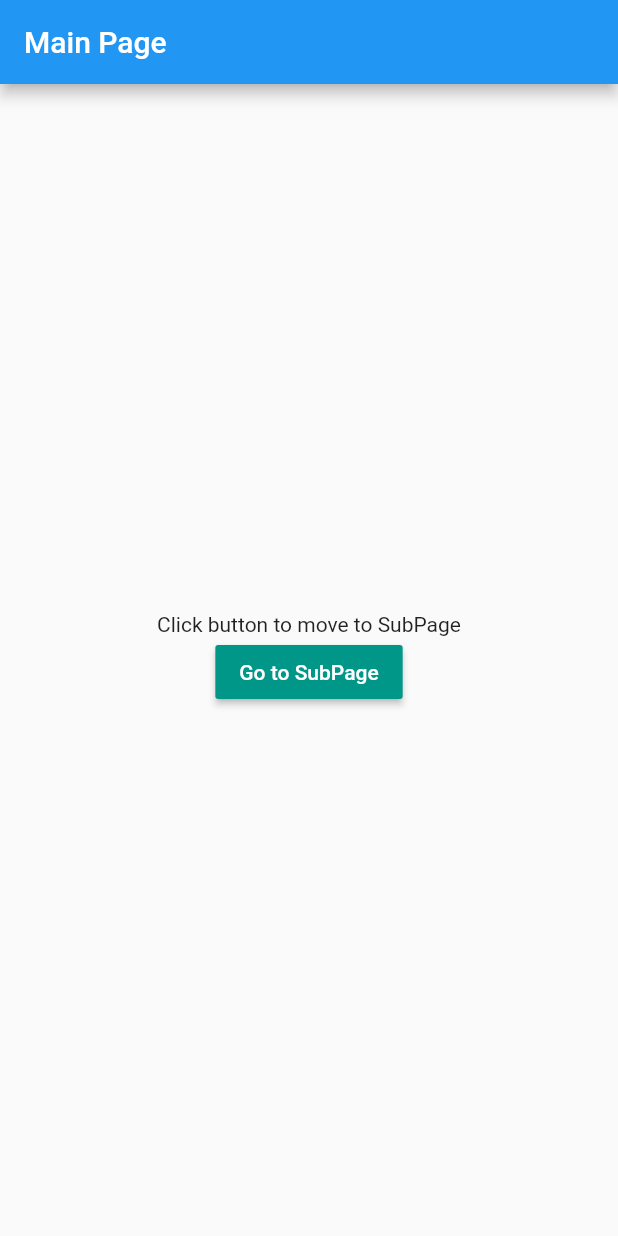
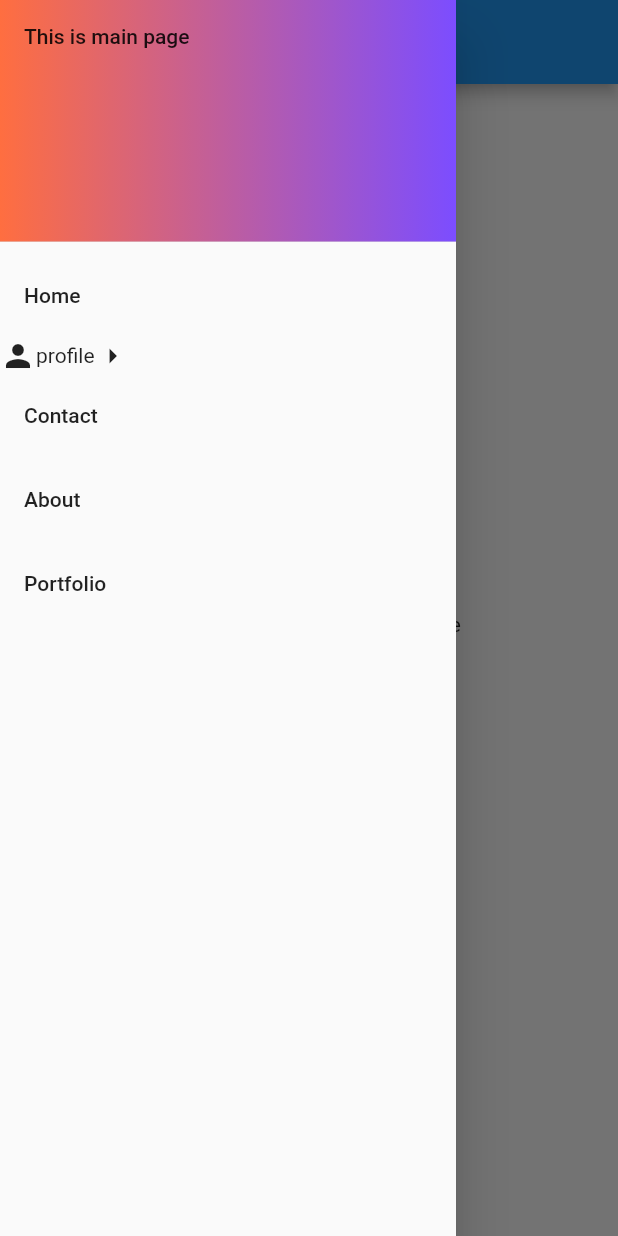
Before and after one commit to sumangoyal1021/Android-studio, a Flutter app: the MainPage screen opened directly, with the side drawer open (before the commit the screen has no drawer), on a phone screen of 412 x 824 dp. Run offline on Flutter 3.47's test engine with Material 2 defaults, Android fonts, the phone set to English and light mode, and no system bars.

Commit message:
Using flutter and dart

```diff
--- a/lib/navigate.dart
+++ b/lib/navigate.dart
@@ -15,6 +15,37 @@ class MainPage extends StatelessWidget {
     return Scaffold(
       appBar: AppBar(
         title: Text('Main Page'),
+      ),
+      drawer: Drawer(
+        child: ListView(
+          children: <Widget>[
+            DrawerHeader(
+              decoration: BoxDecoration(
+                gradient: LinearGradient(colors: <Color>[
+                  Colors.deepOrangeAccent,
+                  Colors.deepPurpleAccent
+                ])
+              ),
+              child: Text('This is main page'),
+            ),
+            ListTile(
+              title: Text('Home'),
+              onTap: () {
+                Navigator.push(context, MaterialPageRoute(builder: (context) => SubPage()));
+              },
+            ),
+            CustomListTitle(),
+            ListTile(
+              title: Text('Contact'),
+            ),
+            ListTile(
+              title: Text('About'),
+            ),
+            ListTile(
+              title: Text('Portfolio'),
+            ),
+          ],
+        ),
       ),
       body: Center(
         child: Column(
@@ -35,13 +66,29 @@ class MainPage extends StatelessWidget {
     );
   }
 }
+
+class CustomListTitle extends StatelessWidget {
+  @override
+  Widget build(BuildContext context) {
+    return InkWell(
+        child: Row(
+          children: <Widget>[
+            Icon(Icons.person),
+            Text('profile'),
+            Icon(Icons.arrow_right)
+          ],
+        )
+    );
+  }
+}
+
 class SubPage extends StatelessWidget {
   @override
   Widget build(BuildContext context) {
     return Scaffold(
       appBar: AppBar(
         title: Text('Sub Page'),
-        backgroundColor: Colors.redAccent,
+        backgroundColor: Colors.black,
       ),
       body: Center(
         child: Column(
@@ -50,7 +97,7 @@ class SubPage extends StatelessWidget {
             Text('Click button to back to Main Page'),
             RaisedButton(
               textColor: Colors.white,
-              color: Colors.redAccent,
+              color: Colors.black,
               child: Text('Back to Main Page'),
               onPressed: () {
                 Navigator.pop(context);
--- a/lib/rows.dart
+++ b/lib/rows.dart
@@ -8,11 +8,7 @@ class Home extends StatelessWidget {
   @override
   Widget build(BuildContext context) {
     return Scaffold(
-      appBar: AppBar(
-          title: Text('Rows'),
-          centerTitle: true,
-          backgroundColor: Colors.teal[900]
-      ),
+
       body: Container(
        child: Column(
         mainAxisAlignment: MainAxisAlignment.spaceEvenly,
```
Also changed, not shown: lib/input text.dart (deleted, +0 -68 lines), lib/input.dart (added, +94 -0 lines).
